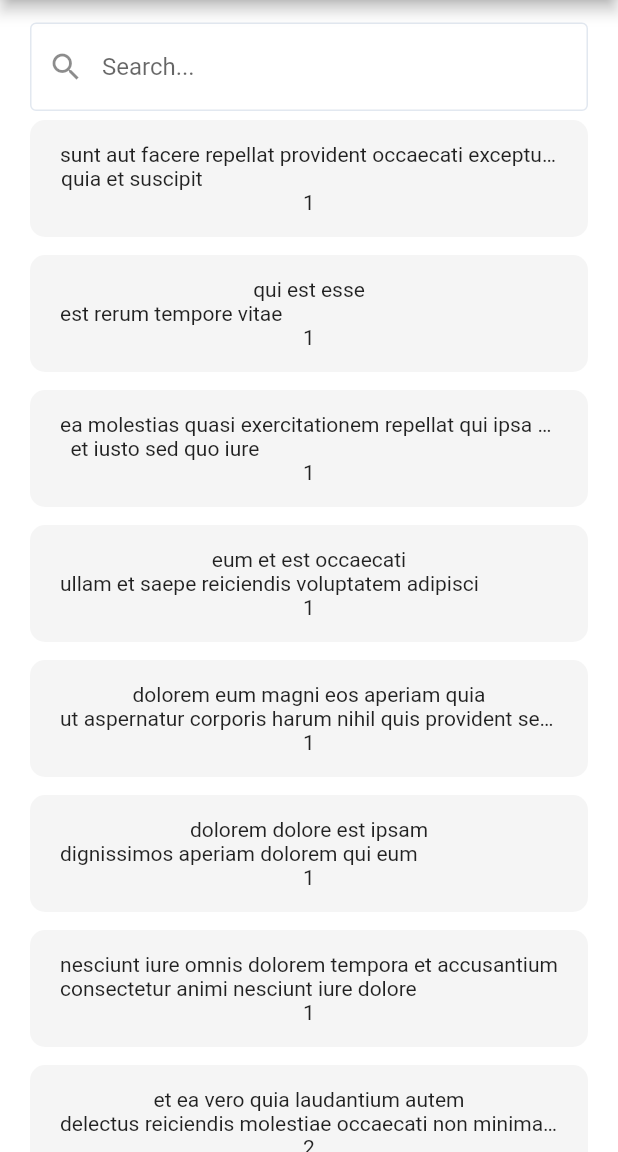
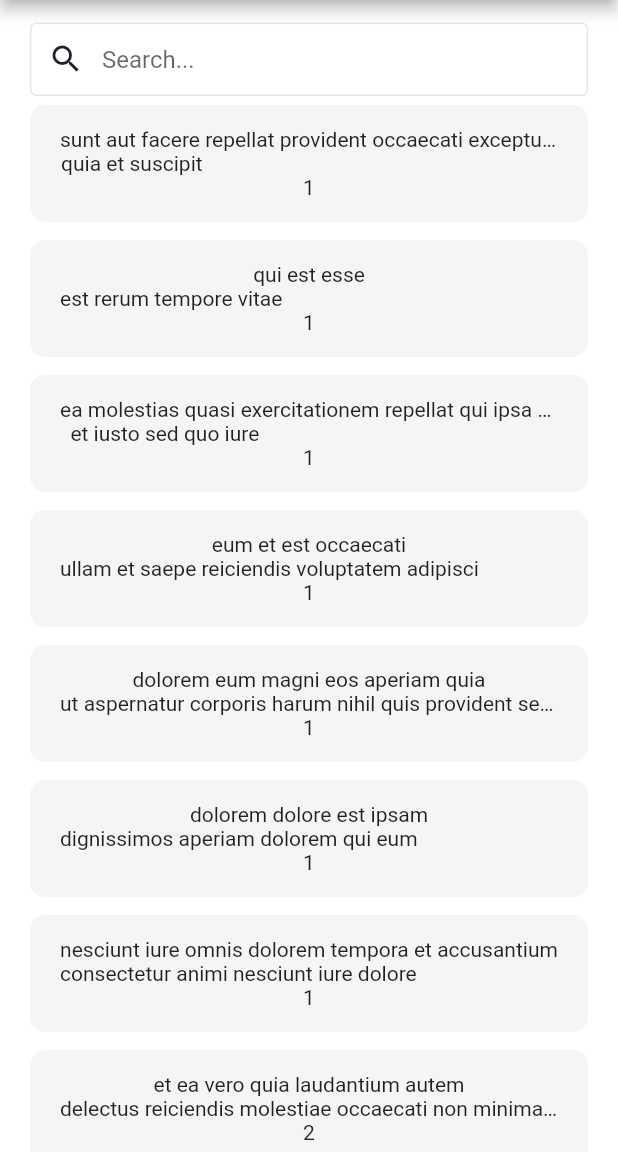
Before and after one commit to sefadogan/searchable-cards-flutter, a Flutter app: the screen it shows after launch, on a phone screen of 412 x 824 dp, the part 84-1236 px from its top. Run offline on Flutter 3.47's test engine with Material 2 defaults, Android fonts, the phone set to English and light mode, and no system bars; Roboto replaces fonts that are missing (Quicksand).

Commit message:
Refactoring post search bar

```diff
--- a/lib/widgets/post/post_search_bar.dart/post_search_bar.dart
+++ b/lib/widgets/post/post_search_bar.dart/post_search_bar.dart
@@ -7,10 +7,24 @@ class PostSearchBar extends StatefulWidget {
 }
 
 class _PostSearchBarState extends State<PostSearchBar> {
+  String _textValue = '';
   TextEditingController _editingController = TextEditingController();
 
+  void _setTextValue(String value) {
+    setState(() {
+      _textValue = value;
+    });
+  }
+
   void _onChangedSearchValue(String value) {
-    print('Writen text value = $value');
+    _setTextValue(value);
+  }
+
+  void _onPressedClose() {
+    _editingController.clear();
+    _setTextValue('');
+
+    FocusScope.of(context).unfocus();
   }
 
   @override
@@ -22,22 +36,22 @@ class _PostSearchBarState extends State<PostSearchBar> {
       decoration: InputDecoration(
         border: InputBorder.none,
         hintText: 'Search...',
+        contentPadding: const EdgeInsets.symmetric(horizontal: 7, vertical: 15),
         enabledBorder: const OutlineInputBorder(
           borderSide: BorderSide(color: const Color(0xffe2e8f0)),
         ),
-        focusedBorder: OutlineInputBorder(
+        focusedBorder: const OutlineInputBorder(
           borderSide: BorderSide(color: const Color(0xffe2e8f0)),
           borderRadius: BorderRadius.all(Radius.circular(8.0)),
         ),
-        suffixIcon: _editingController.text.length == 0
-            ? null
-            : IconButton(
-                icon: const Icon(Icons.close),
+        prefixIcon: const Icon(Icons.search, color: Color(0xff1a202c)),
+        suffixIcon: _textValue.length > 0
+            ? IconButton(
+                icon: const Icon(Icons.close, color: Color(0xff1a202c)),
                 iconSize: 16,
-                onPressed: () => {},
-              ),
-        prefixIcon: const Icon(Icons.search),
-        contentPadding: const EdgeInsets.symmetric(horizontal: 7, vertical: 20),
+                onPressed: _onPressedClose,
+              )
+            : null,
       ),
     );
   }
```
